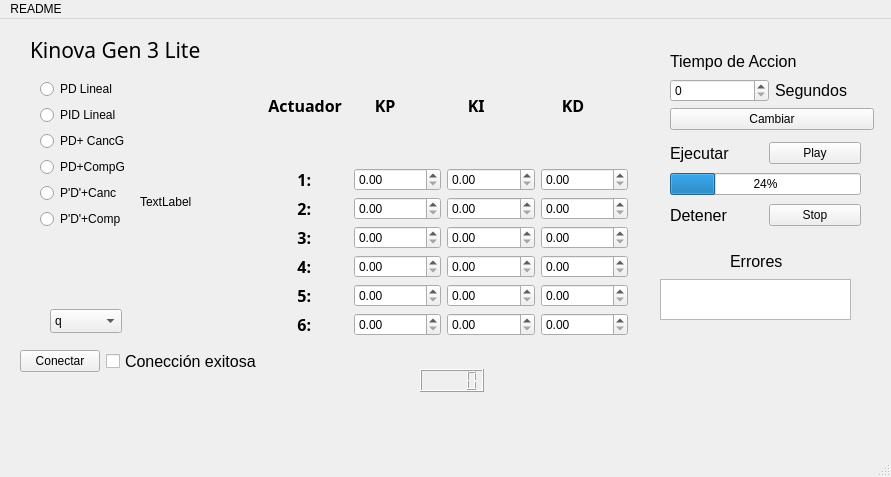
This is mainwindow.ui in JeanPons183/InterfazKinova as Qt 5 draws it before an edit. The edited form follows.
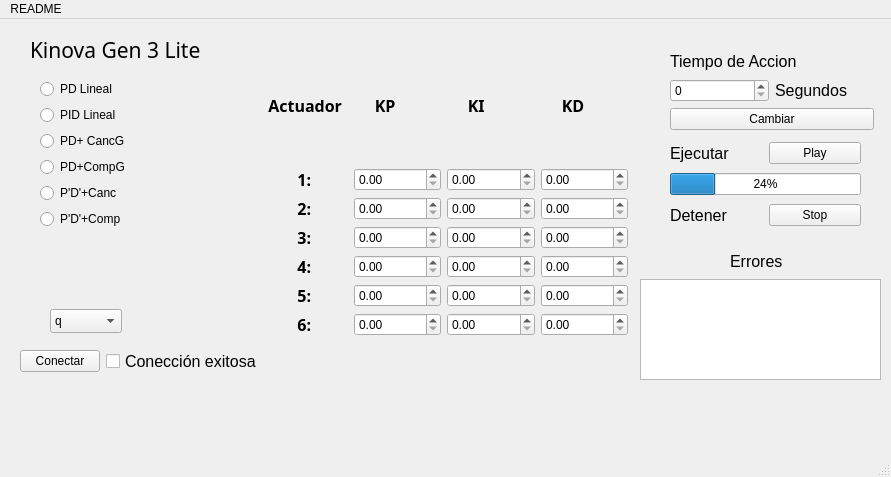
This is the edited form.

```diff
--- a/mainwindow.ui
+++ b/mainwindow.ui
@@ -36,10 +36,10 @@
    <widget class="QTextBrowser" name="MostrarErrores">
     <property name="geometry">
      <rect>
-      <x>660</x>
+      <x>640</x>
       <y>260</y>
-      <width>191</width>
-      <height>41</height>
+      <width>241</width>
+      <height>101</height>
      </rect>
     </property>
    </widget>
@@ -595,29 +595,6 @@
      </item>
     </layout>
    </widget>
-   <widget class="QLCDNumber" name="lcdNumber">
-    <property name="geometry">
-     <rect>
-      <x>420</x>
-      <y>350</y>
-      <width>64</width>
-      <height>23</height>
-     </rect>
-    </property>
-   </widget>
-   <widget class="QLabel" name="notificationLabel">
-    <property name="geometry">
-     <rect>
-      <x>140</x>
-      <y>170</y>
-      <width>541</width>
-      <height>25</height>
-     </rect>
-    </property>
-    <property name="text">
-     <string>TextLabel</string>
-    </property>
-   </widget>
    <widget class="QComboBox" name="comboBox">
     <property name="geometry">
      <rect>
```
Left out of the diff: 13 changed lines with no effect on the pictures.
